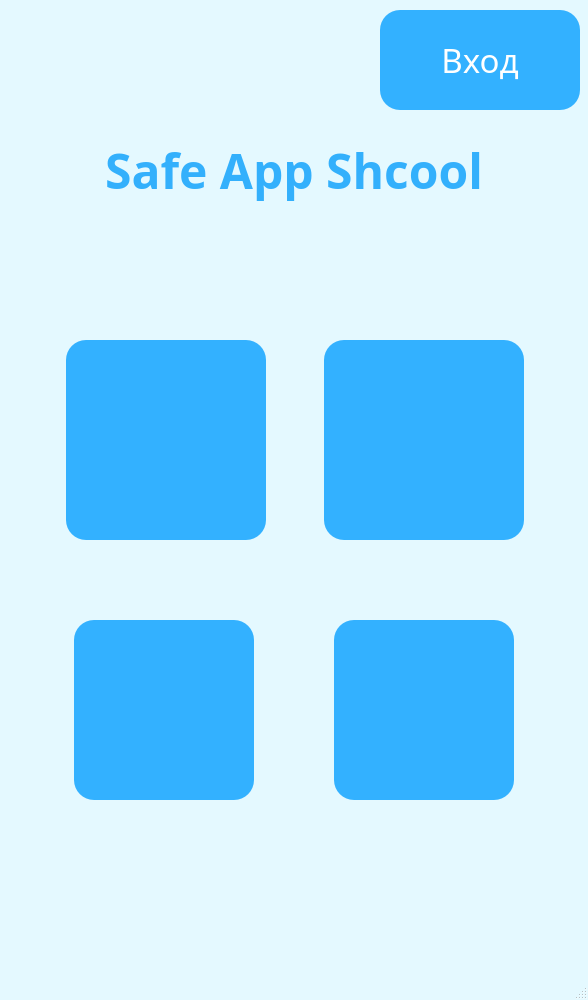
Qt form desing/MainWindow.ui (AndreiDuvakin/SafeAppShcool) before a commit.
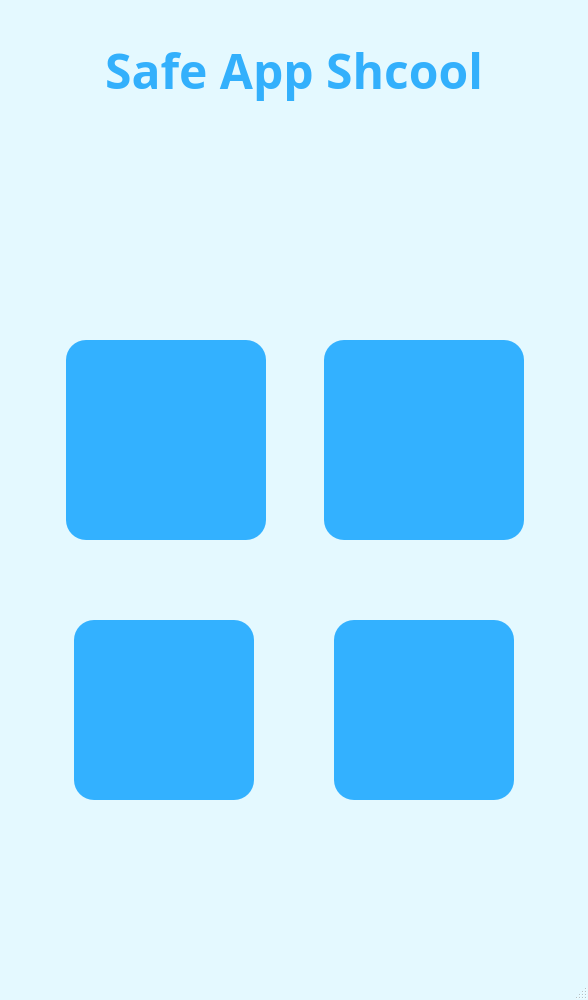
The same form after that commit. Icons and pictures are not drawn.

```diff
--- a/desing/MainWindow.ui
+++ b/desing/MainWindow.ui
@@ -157,7 +157,7 @@
     <property name="geometry">
      <rect>
       <x>0</x>
-      <y>120</y>
+      <y>20</y>
       <width>588</width>
       <height>100</height>
      </rect>
@@ -185,43 +185,36 @@
      <set>Qt::AlignCenter</set>
     </property>
    </widget>
-   <widget class="QPushButton" name="pushButton_5">
+   <widget class="QLabel" name="label_2">
     <property name="geometry">
      <rect>
-      <x>380</x>
-      <y>10</y>
-      <width>200</width>
+      <x>0</x>
+      <y>195</y>
+      <width>588</width>
       <height>100</height>
      </rect>
     </property>
     <property name="font">
      <font>
       <family>Arial Black</family>
-      <pointsize>25</pointsize>
-      <weight>10</weight>
-      <italic>false</italic>
-      <bold>false</bold>
+      <pointsize>14</pointsize>
+      <weight>75</weight>
+      <bold>true</bold>
      </font>
     </property>
-    <property name="layoutDirection">
-     <enum>Qt::LeftToRight</enum>
-    </property>
     <property name="styleSheet">
-     <string notr="true">QPushButton {
-	font: 87 25pt &quot;Arial Black&quot;;
+     <string notr="true">Qlabel {
+	color: rgb(51, 176, 252);
 }</string>
     </property>
     <property name="text">
-     <string>Вход</string>
+     <string/>
     </property>
-    <property name="iconSize">
-     <size>
-      <width>130</width>
-      <height>130</height>
-     </size>
+    <property name="textFormat">
+     <enum>Qt::PlainText</enum>
     </property>
-    <property name="autoRepeatDelay">
-     <number>300</number>
+    <property name="alignment">
+     <set>Qt::AlignCenter</set>
     </property>
    </widget>
   </widget>
```
